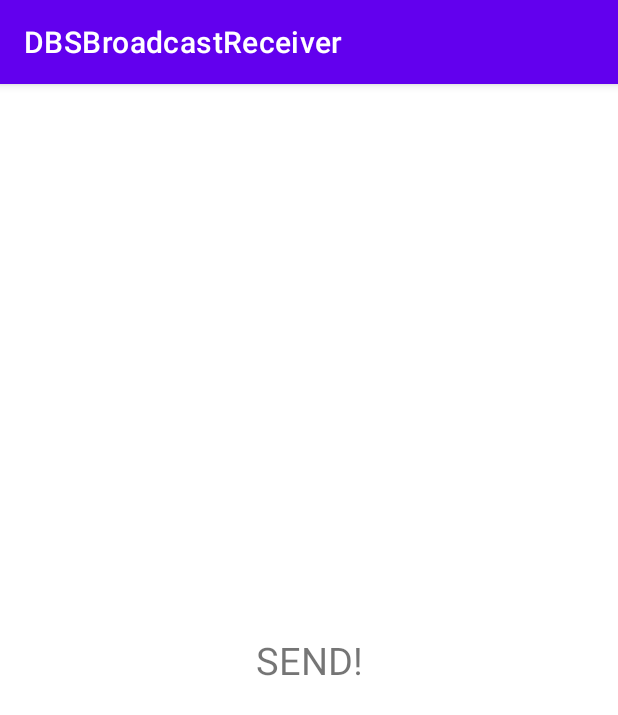
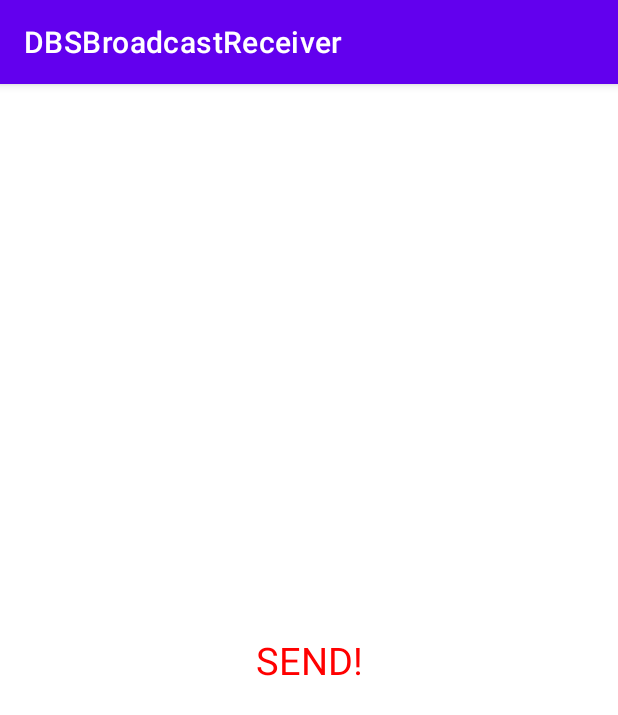
Before and after one commit to makansari7878/StellaFragments, an Android app: the screen it shows after launch (MainActivity), on a phone screen of 412 x 824 dp. Shown: the top 715 px of the screen. Run offline under Robolectric (Android 15) with nearby library versions, the phone set to English and light mode, and no system bars.

Commit message:
per
Signed-off-by: ansari <makansari.android@gmail.com>

```diff
--- a/DBSBroadcastReceiver/app/src/main/res/layout/activity_main.xml
+++ b/DBSBroadcastReceiver/app/src/main/res/layout/activity_main.xml
@@ -12,6 +12,8 @@
         android:layout_height="wrap_content"
         android:text="SEND!"
         android:textSize="25dp"
+        android:textColor="#f00"
+
         app:layout_constraintBottom_toBottomOf="parent"
         app:layout_constraintEnd_toEndOf="parent"
         app:layout_constraintStart_toStartOf="parent"
```
